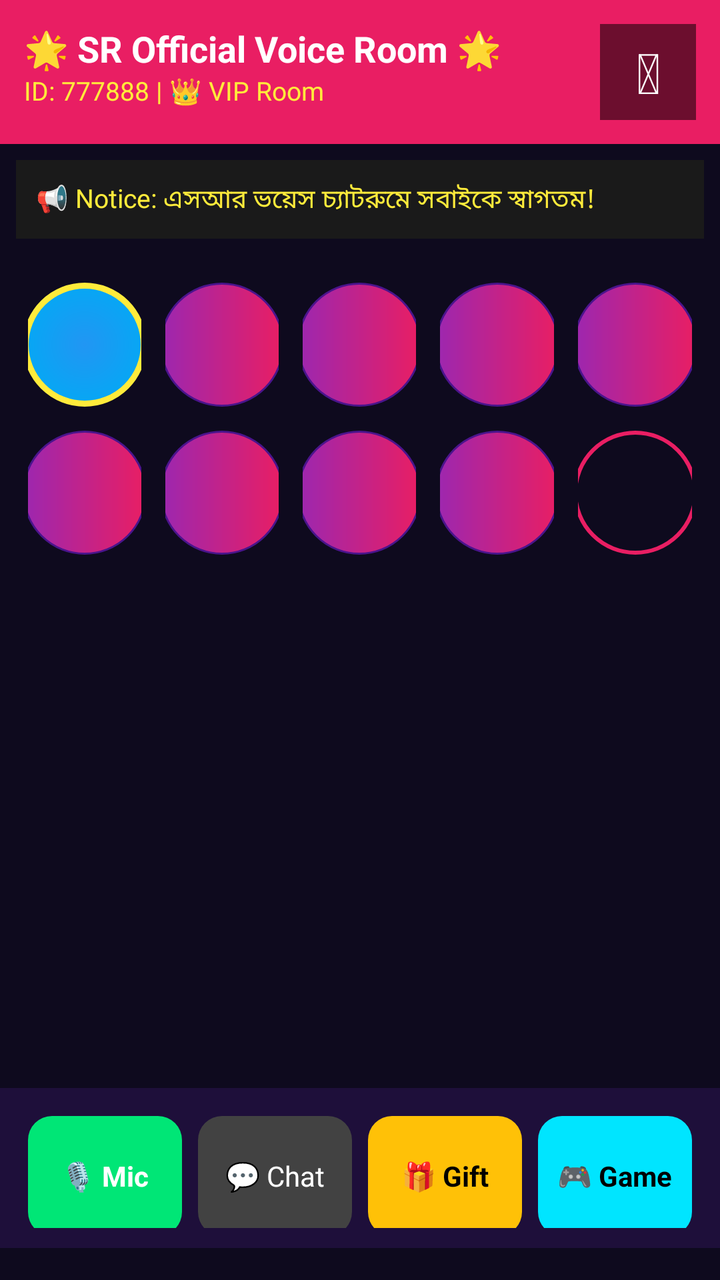
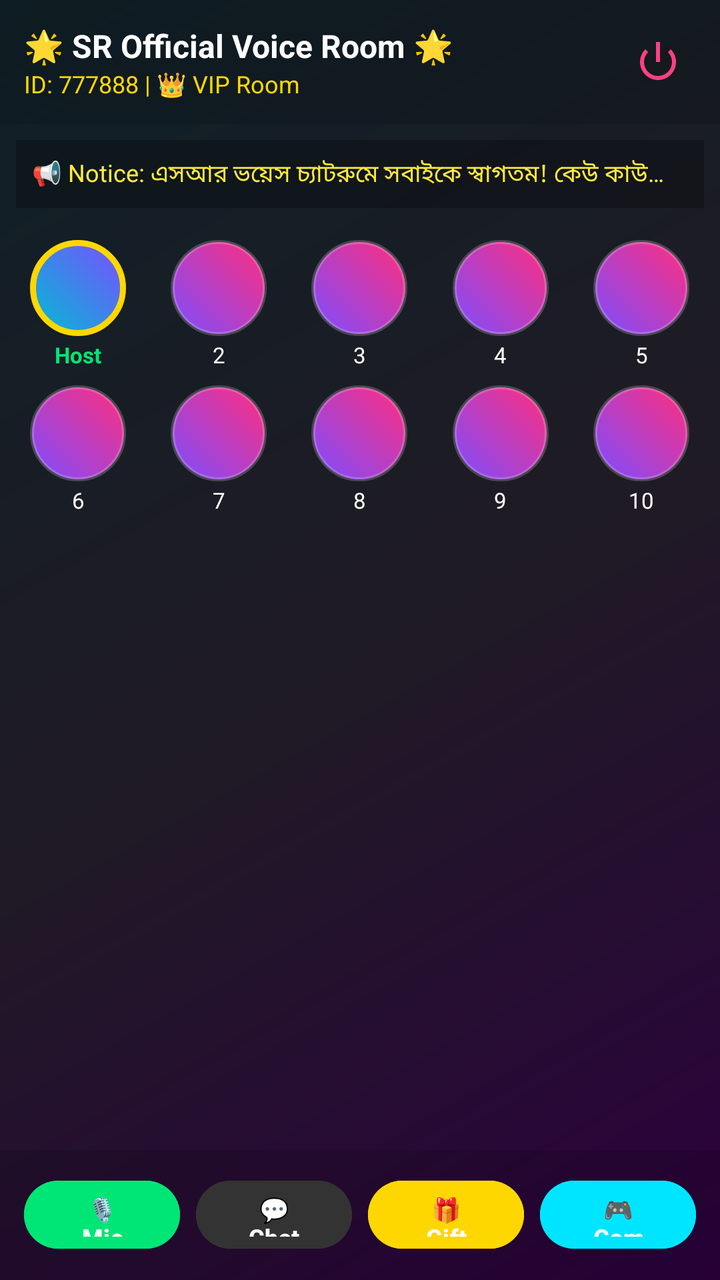

An Android layout rendered at two revisions. The XML below is the earlier revision; the diff shows what the commit changed to produce the second picture.
<!-- AndroidManifest.xml: activity theme Theme.SRVoiceChat -->
<!-- res/layout/activity_voice_room.xml -->
<?xml version="1.0" encoding="utf-8"?>
<RelativeLayout xmlns:android="http://schemas.android.com/apk/res/android"
    android:layout_width="match_parent"
    android:layout_height="match_parent"
    android:background="#0E0A1E"
    android:fitsSystemWindows="true">

    <LinearLayout
        android:id="@+id/topBar"
        android:layout_width="match_parent"
        android:layout_height="wrap_content"
        android:orientation="horizontal"
        android:background="#E91E63"
        android:padding="12dp">

        <LinearLayout
            android:layout_width="0dp"
            android:layout_weight="1"
            android:layout_height="wrap_content"
            android:orientation="vertical">

            <TextView
                android:layout_width="wrap_content"
                android:layout_height="wrap_content"
                android:text="🌟 SR Official Voice Room 🌟"
                android:textColor="#FFFFFF"
                android:textSize="18sp"
                android:textStyle="bold"/>

            <TextView
                android:layout_width="wrap_content"
                android:layout_height="wrap_content"
                android:text="ID: 777888 | 👑 VIP Room"
                android:textColor="#FFEB3B"
                android:textSize="13sp"/>

        </LinearLayout>

        <TextView
            android:id="@+id/btnPower"
            android:layout_width="48dp"
            android:layout_height="48dp"
            android:text="⏻"
            android:textColor="#FFFFFF"
            android:background="#88000000"
            android:textSize="28sp"
            android:gravity="center"/>
    </LinearLayout>

    <TextView
        android:id="@+id/tvNotice"
        android:layout_below="@id/topBar"
        android:layout_width="match_parent"
        android:layout_height="wrap_content"
        android:text="📢 Notice: এসআর ভয়েস চ্যাটরুমে সবাইকে স্বাগতম!"
        android:textColor="#FFEB3B"
        android:background="#1A1A1A"
        android:padding="10dp"
        android:textSize="13sp"
        android:layout_margin="8dp"/>

    <LinearLayout
        android:id="@+id/seatsContainer"
        android:layout_below="@id/tvNotice"
        android:layout_width="match_parent"
        android:layout_height="wrap_content"
        android:orientation="vertical"
        android:padding="8dp">

        <LinearLayout android:layout_width="match_parent" android:layout_height="wrap_content" android:orientation="horizontal" android:weightSum="5" android:gravity="center">
            <FrameLayout android:id="@+id/seat1" android:layout_width="0dp" android:layout_weight="1" android:layout_height="wrap_content" android:padding="6dp">
                <TextView android:layout_width="62dp" android:layout_height="62dp" android:layout_gravity="center" android:background="@drawable/bg_seat_host" />
            </FrameLayout>
            <FrameLayout android:id="@+id/seat2" android:layout_width="0dp" android:layout_weight="1" android:layout_height="wrap_content" android:padding="6dp">
                <TextView android:layout_width="62dp" android:layout_height="62dp" android:layout_gravity="center" android:background="@drawable/bg_seat_normal" />
            </FrameLayout>
            <FrameLayout android:id="@+id/seat3" android:layout_width="0dp" android:layout_weight="1" android:layout_height="wrap_content" android:padding="6dp">
                <TextView android:layout_width="62dp" android:layout_height="62dp" android:layout_gravity="center" android:background="@drawable/bg_seat_normal" />
            </FrameLayout>
            <FrameLayout android:id="@+id/seat4" android:layout_width="0dp" android:layout_weight="1" android:layout_height="wrap_content" android:padding="6dp">
                <TextView android:layout_width="62dp" android:layout_height="62dp" android:layout_gravity="center" android:background="@drawable/bg_seat_normal" />
            </FrameLayout>
            <FrameLayout android:id="@+id/seat5" android:layout_width="0dp" android:layout_weight="1" android:layout_height="wrap_content" android:padding="6dp">
                <TextView android:layout_width="62dp" android:layout_height="62dp" android:layout_gravity="center" android:background="@drawable/bg_seat_normal" />
            </FrameLayout>
        </LinearLayout>

        <LinearLayout android:layout_width="match_parent" android:layout_height="wrap_content" android:orientation="horizontal" android:weightSum="5">
            <FrameLayout android:id="@+id/seat6" android:layout_width="0dp" android:layout_weight="1" android:layout_height="wrap_content" android:padding="6dp">
                <TextView android:layout_width="62dp" android:layout_height="62dp" android:layout_gravity="center" android:background="@drawable/bg_seat_normal" />
            </FrameLayout>
            <FrameLayout android:id="@+id/seat7" android:layout_width="0dp" android:layout_weight="1" android:layout_height="wrap_content" android:padding="6dp">
                <TextView android:layout_width="62dp" android:layout_height="62dp" android:layout_gravity="center" android:background="@drawable/bg_seat_normal" />
            </FrameLayout>
            <FrameLayout android:id="@+id/seat8" android:layout_width="0dp" android:layout_weight="1" android:layout_height="wrap_content" android:padding="6dp">
                <TextView android:layout_width="62dp" android:layout_height="62dp" android:layout_gravity="center" android:background="@drawable/bg_seat_normal" />
            </FrameLayout>
            <FrameLayout android:id="@+id/seat9" android:layout_width="0dp" android:layout_weight="1" android:layout_height="wrap_content" android:padding="6dp">
                <TextView android:layout_width="62dp" android:layout_height="62dp" android:layout_gravity="center" android:background="@drawable/bg_seat_normal" />
            </FrameLayout>
            <FrameLayout android:id="@+id/seat10" android:layout_width="0dp" android:layout_weight="1" android:layout_height="wrap_content" android:padding="6dp">
                <TextView android:layout_width="62dp" android:layout_height="62dp" android:layout_gravity="center" android:background="@drawable/bg_seat_empty" />
            </FrameLayout>
        </LinearLayout>
    </LinearLayout>

    <LinearLayout
        android:id="@+id/bottomBar"
        android:layout_width="match_parent"
        android:layout_height="80dp"
        android:layout_alignParentBottom="true"
        android:orientation="horizontal"
        android:weightSum="4"
        android:padding="10dp"
        android:layout_marginBottom="16dp"
        android:background="#1E0F3A">

        <TextView android:id="@+id/btnMic" android:layout_width="0dp" android:layout_weight="1" android:layout_height="60dp" android:layout_margin="4dp" android:background="@drawable/bg_btn_mic" android:text="🎙️ Mic" android:textColor="#FFFFFF" android:gravity="center" android:textStyle="bold"/>
        <TextView android:id="@+id/btnChat" android:layout_width="0dp" android:layout_weight="1" android:layout_height="60dp" android:layout_margin="4dp" android:background="@drawable/bg_btn_chat" android:text="💬 Chat" android:textColor="#FFFFFF" android:gravity="center"/>
        <TextView android:id="@+id/btnGift" android:layout_width="0dp" android:layout_weight="1" android:layout_height="60dp" android:layout_margin="4dp" android:background="@drawable/bg_btn_gift" android:text="🎁 Gift" android:textColor="#000000" android:gravity="center" android:textStyle="bold"/>
        <TextView android:id="@+id/btnGame" android:layout_width="0dp" android:layout_weight="1" android:layout_height="60dp" android:layout_margin="4dp" android:background="@drawable/bg_btn_game" android:text="🎮 Game" android:textColor="#000000" android:gravity="center" android:textStyle="bold"/>
    </LinearLayout>
</RelativeLayout>
<!-- resources referenced by this layout -->
<resources>
  <!-- drawable bg_btn_chat (drawable) -->
  <?xml version="1.0" encoding="utf-8"?>
  <shape xmlns:android="http://schemas.android.com/apk/res/android" android:shape="rectangle">
      <corners android:radius="12dp"/>
      <solid android:color="#424242"/>
  </shape>
  <!-- drawable bg_btn_game (drawable) -->
  <?xml version="1.0" encoding="utf-8"?>
  <shape xmlns:android="http://schemas.android.com/apk/res/android" android:shape="rectangle">
      <corners android:radius="12dp"/>
      <solid android:color="#00E5FF"/>
  </shape>
  <!-- drawable bg_btn_gift (drawable) -->
  <?xml version="1.0" encoding="utf-8"?>
  <shape xmlns:android="http://schemas.android.com/apk/res/android" android:shape="rectangle">
      <corners android:radius="12dp"/>
      <solid android:color="#FFC107"/>
  </shape>
  <!-- drawable bg_btn_mic (drawable) -->
  <?xml version="1.0" encoding="utf-8"?>
  <shape xmlns:android="http://schemas.android.com/apk/res/android" android:shape="rectangle">
      <corners android:radius="12dp"/>
      <solid android:color="#00E676"/>
  </shape>
  <!-- drawable bg_seat_empty (drawable) -->
  <?xml version="1.0" encoding="utf-8"?>
  <shape xmlns:android="http://schemas.android.com/apk/res/android" android:shape="oval">
      <solid android:color="#00000000"/>
      <stroke android:width="2dp" android:color="#E91E63"/>
  </shape>
  <!-- drawable bg_seat_host (drawable) -->
  <?xml version="1.0" encoding="utf-8"?>
  <shape xmlns:android="http://schemas.android.com/apk/res/android" android:shape="oval">
      <gradient android:startColor="#2196F3" android:endColor="#03A9F4" android:type="radial" android:gradientRadius="100"/>
      <stroke android:width="3dp" android:color="#FFEB3B"/>
  </shape>
  <!-- drawable bg_seat_normal (drawable) -->
  <?xml version="1.0" encoding="utf-8"?>
  <shape xmlns:android="http://schemas.android.com/apk/res/android" android:shape="oval">
      <gradient android:startColor="#9C27B0" android:endColor="#E91E63"/>
      <stroke android:width="1dp" android:color="#4A148C"/>
  </shape>
  <style name="Theme.SRVoiceChat" parent="Theme.Material3.DayNight.NoActionBar">
          <item name="colorPrimary">#FF4081</item>
          <item name="android:statusBarColor">#FF4081</item>
          <item name="android:windowLightStatusBar">true</item>
      </style>
</resources>

<!-- the commit's change to res/layout/activity_voice_room.xml (unified diff, before → after) -->
@@ -1,22 +1,23 @@
 <?xml version="1.0" encoding="utf-8"?>
-<RelativeLayout xmlns:android="http://schemas.android.com/apk/res/android"
+<LinearLayout xmlns:android="http://schemas.android.com/apk/res/android"
     android:layout_width="match_parent"
     android:layout_height="match_parent"
-    android:background="#0E0A1E"
-    android:fitsSystemWindows="true">
+    android:orientation="vertical"
+    android:background="@drawable/voice_room_bg">
 
+    
     <LinearLayout
-        android:id="@+id/topBar"
         android:layout_width="match_parent"
         android:layout_height="wrap_content"
         android:orientation="horizontal"
-        android:background="#E91E63"
-        android:padding="12dp">
+        android:padding="12dp"
+        android:gravity="center_vertical"
+        android:background="#22000000">
 
         <LinearLayout
             android:layout_width="0dp"
+            android:layout_height="wrap_content"
             android:layout_weight="1"
-            android:layout_height="wrap_content"
             android:orientation="vertical">
 
             <TextView
@@ -24,100 +25,171 @@
                 android:layout_height="wrap_content"
                 android:text="🌟 SR Official Voice Room 🌟"
                 android:textColor="#FFFFFF"
-                android:textSize="18sp"
-                android:textStyle="bold"/>
+                android:textSize="16sp"
+                android:textStyle="bold" />
 
             <TextView
                 android:layout_width="wrap_content"
                 android:layout_height="wrap_content"
                 android:text="ID: 777888 | 👑 VIP Room"
-                android:textColor="#FFEB3B"
-                android:textSize="13sp"/>
-
+                android:textColor="#FFD700"
+                android:textSize="12sp" />
         </LinearLayout>
 
-        <TextView
+        
+        <ImageButton
             android:id="@+id/btnPower"
-            android:layout_width="48dp"
-            android:layout_height="48dp"
-            android:text="⏻"
-            android:textColor="#FFFFFF"
-            android:background="#88000000"
-            android:textSize="28sp"
-            android:gravity="center"/>
+            android:layout_width="38dp"
+            android:layout_height="38dp"
+            android:background="?attr/selectableItemBackgroundBorderless"
+            android:src="@android:drawable/ic_lock_power_off"
+            android:tint="#FF4081"
+            android:contentDescription="Power Button" />
     </LinearLayout>
 
+    
     <TextView
-        android:id="@+id/tvNotice"
-        android:layout_below="@id/topBar"
         android:layout_width="match_parent"
         android:layout_height="wrap_content"
-        android:text="📢 Notice: এসআর ভয়েস চ্যাটরুমে সবাইকে স্বাগতম!"
+        android:text="📢 Notice: এসআর ভয়েস চ্যাটরুমে সবাইকে স্বাগতম! কেউ কাউকে অশ্লীল গালিগালাজ করবেন না।"
         android:textColor="#FFEB3B"
-        android:background="#1A1A1A"
-        android:padding="10dp"
-        android:textSize="13sp"
-        android:layout_margin="8dp"/>
+        android:textSize="12sp"
+        android:padding="8dp"
+        android:background="#44000000"
+        android:layout_margin="8dp"
+        android:maxLines="1"
+        android:ellipsize="end"/>
 
-    <LinearLayout
-        android:id="@+id/seatsContainer"
-        android:layout_below="@id/tvNotice"
+    
+    <GridLayout
         android:layout_width="match_parent"
-        android:layout_height="wrap_content"
-        android:orientation="vertical"
-        android:padding="8dp">
+        android:layout_height="0dp"
+        android:layout_weight="1"
+        android:columnCount="5"
+        android:padding="4dp"
+        android:alignmentMode="alignMargins"
+        android:columnOrderPreserved="false"
+        android:gravity="center">
 
-        <LinearLayout android:layout_width="match_parent" android:layout_height="wrap_content" android:orientation="horizontal" android:weightSum="5" android:gravity="center">
-            <FrameLayout android:id="@+id/seat1" android:layout_width="0dp" android:layout_weight="1" android:layout_height="wrap_content" android:padding="6dp">
-                <TextView android:layout_width="62dp" android:layout_height="62dp" android:layout_gravity="center" android:background="@drawable/bg_seat_host" />
-            </FrameLayout>
-            <FrameLayout android:id="@+id/seat2" android:layout_width="0dp" android:layout_weight="1" android:layout_height="wrap_content" android:padding="6dp">
-                <TextView android:layout_width="62dp" android:layout_height="62dp" android:layout_gravity="center" android:background="@drawable/bg_seat_normal" />
-            </FrameLayout>
-            <FrameLayout android:id="@+id/seat3" android:layout_width="0dp" android:layout_weight="1" android:layout_height="wrap_content" android:padding="6dp">
-                <TextView android:layout_width="62dp" android:layout_height="62dp" android:layout_gravity="center" android:background="@drawable/bg_seat_normal" />
-            </FrameLayout>
-            <FrameLayout android:id="@+id/seat4" android:layout_width="0dp" android:layout_weight="1" android:layout_height="wrap_content" android:padding="6dp">
-                <TextView android:layout_width="62dp" android:layout_height="62dp" android:layout_gravity="center" android:background="@drawable/bg_seat_normal" />
-            </FrameLayout>
-            <FrameLayout android:id="@+id/seat5" android:layout_width="0dp" android:layout_weight="1" android:layout_height="wrap_content" android:padding="6dp">
-                <TextView android:layout_width="62dp" android:layout_height="62dp" android:layout_gravity="center" android:background="@drawable/bg_seat_normal" />
-            </FrameLayout>
+        
+        <LinearLayout android:layout_width="0dp" android:layout_height="wrap_content" android:layout_columnWeight="1" android:orientation="vertical" android:gravity="center" android:layout_margin="4dp">
+            <View android:id="@+id/seat1" android:layout_width="48dp" android:layout_height="48dp" android:background="@drawable/seat_circle_active"/>
+            <TextView android:layout_width="wrap_content" android:layout_height="wrap_content" android:text="Host" android:textColor="#00E676" android:textSize="11sp" android:textStyle="bold" android:layout_marginTop="2dp"/>
         </LinearLayout>
 
-        <LinearLayout android:layout_width="match_parent" android:layout_height="wrap_content" android:orientation="horizontal" android:weightSum="5">
-            <FrameLayout android:id="@+id/seat6" android:layout_width="0dp" android:layout_weight="1" android:layout_height="wrap_content" android:padding="6dp">
-                <TextView android:layout_width="62dp" android:layout_height="62dp" android:layout_gravity="center" android:background="@drawable/bg_seat_normal" />
-            </FrameLayout>
-            <FrameLayout android:id="@+id/seat7" android:layout_width="0dp" android:layout_weight="1" android:layout_height="wrap_content" android:padding="6dp">
-                <TextView android:layout_width="62dp" android:layout_height="62dp" android:layout_gravity="center" android:background="@drawable/bg_seat_normal" />
-            </FrameLayout>
-            <FrameLayout android:id="@+id/seat8" android:layout_width="0dp" android:layout_weight="1" android:layout_height="wrap_content" android:padding="6dp">
-                <TextView android:layout_width="62dp" android:layout_height="62dp" android:layout_gravity="center" android:background="@drawable/bg_seat_normal" />
-            </FrameLayout>
-            <FrameLayout android:id="@+id/seat9" android:layout_width="0dp" android:layout_weight="1" android:layout_height="wrap_content" android:padding="6dp">
-                <TextView android:layout_width="62dp" android:layout_height="62dp" android:layout_gravity="center" android:background="@drawable/bg_seat_normal" />
-            </FrameLayout>
-            <FrameLayout android:id="@+id/seat10" android:layout_width="0dp" android:layout_weight="1" android:layout_height="wrap_content" android:padding="6dp">
-                <TextView android:layout_width="62dp" android:layout_height="62dp" android:layout_gravity="center" android:background="@drawable/bg_seat_empty" />
-            </FrameLayout>
+        
+        <LinearLayout android:layout_width="0dp" android:layout_height="wrap_content" android:layout_columnWeight="1" android:orientation="vertical" android:gravity="center" android:layout_margin="4dp">
+            <View android:id="@+id/seat2" android:layout_width="48dp" android:layout_height="48dp" android:background="@drawable/seat_circle_normal"/>
+            <TextView android:layout_width="wrap_content" android:layout_height="wrap_content" android:text="2" android:textColor="#FFFFFF" android:textSize="11sp" android:layout_marginTop="2dp"/>
         </LinearLayout>
+
+        
+        <LinearLayout android:layout_width="0dp" android:layout_height="wrap_content" android:layout_columnWeight="1" android:orientation="vertical" android:gravity="center" android:layout_margin="4dp">
+            <View android:id="@+id/seat3" android:layout_width="48dp" android:layout_height="48dp" android:background="@drawable/seat_circle_normal"/>
+            <TextView android:layout_width="wrap_content" android:layout_height="wrap_content" android:text="3" android:textColor="#FFFFFF" android:textSize="11sp" android:layout_marginTop="2dp"/>
+        </LinearLayout>
+
+        
+        <LinearLayout android:layout_width="0dp" android:layout_height="wrap_content" android:layout_columnWeight="1" android:orientation="vertical" android:gravity="center" android:layout_margin="4dp">
+            <View android:id="@+id/seat4" android:layout_width="48dp" android:layout_height="48dp" android:background="@drawable/seat_circle_normal"/>
+            <TextView android:layout_width="wrap_content" android:layout_height="wrap_content" android:text="4" android:textColor="#FFFFFF" android:textSize="11sp" android:layout_marginTop="2dp"/>
+        </LinearLayout>
+
+        
+        <LinearLayout android:layout_width="0dp" android:layout_height="wrap_content" android:layout_columnWeight="1" android:orientation="vertical" android:gravity="center" android:layout_margin="4dp">
+            <View android:id="@+id/seat5" android:layout_width="48dp" android:layout_height="48dp" android:background="@drawable/seat_circle_normal"/>
+            <TextView android:layout_width="wrap_content" android:layout_height="wrap_content" android:text="5" android:textColor="#FFFFFF" android:textSize="11sp" android:layout_marginTop="2dp"/>
+        </LinearLayout>
+
+        
+        <LinearLayout android:layout_width="0dp" android:layout_height="wrap_content" android:layout_columnWeight="1" android:orientation="vertical" android:gravity="center" android:layout_margin="4dp">
+            <View android:id="@+id/seat6" android:layout_width="48dp" android:layout_height="48dp" android:background="@drawable/seat_circle_normal"/>
+            <TextView android:layout_width="wrap_content" android:layout_height="wrap_content" android:text="6" android:textColor="#FFFFFF" android:textSize="11sp" android:layout_marginTop="2dp"/>
+        </LinearLayout>
+
+        
+        <LinearLayout android:layout_width="0dp" android:layout_height="wrap_content" android:layout_columnWeight="1" android:orientation="vertical" android:gravity="center" android:layout_margin="4dp">
+            <View android:id="@+id/seat7" android:layout_width="48dp" android:layout_height="48dp" android:background="@drawable/seat_circle_normal"/>
+            <TextView android:layout_width="wrap_content" android:layout_height="wrap_content" android:text="7" android:textColor="#FFFFFF" android:textSize="11sp" android:layout_marginTop="2dp"/>
+        </LinearLayout>
+
+        
+        <LinearLayout android:layout_width="0dp" android:layout_height="wrap_content" android:layout_columnWeight="1" android:orientation="vertical" android:gravity="center" android:layout_margin="4dp">
+            <View android:id="@+id/seat8" android:layout_width="48dp" android:layout_height="48dp" android:background="@drawable/seat_circle_normal"/>
+            <TextView android:layout_width="wrap_content" android:layout_height="wrap_content" android:text="8" android:textColor="#FFFFFF" android:textSize="11sp" android:layout_marginTop="2dp"/>
+        </LinearLayout>
+
+        
+        <LinearLayout android:layout_width="0dp" android:layout_height="wrap_content" android:layout_columnWeight="1" android:orientation="vertical" android:gravity="center" android:layout_margin="4dp">
+            <View android:id="@+id/seat9" android:layout_width="48dp" android:layout_height="48dp" android:background="@drawable/seat_circle_normal"/>
+            <TextView android:layout_width="wrap_content" android:layout_height="wrap_content" android:text="9" android:textColor="#FFFFFF" android:textSize="11sp" android:layout_marginTop="2dp"/>
+        </LinearLayout>
+
+        
+        <LinearLayout android:layout_width="0dp" android:layout_height="wrap_content" android:layout_columnWeight="1" android:orientation="vertical" android:gravity="center" android:layout_margin="4dp">
+            <View android:id="@+id/seat10" android:layout_width="48dp" android:layout_height="48dp" android:background="@drawable/seat_circle_normal"/>
+            <TextView android:layout_width="wrap_content" android:layout_height="wrap_content" android:text="10" android:textColor="#FFFFFF" android:textSize="11sp" android:layout_marginTop="2dp"/>
+        </LinearLayout>
+
+    </GridLayout>
+
+    
+    <LinearLayout
+        android:layout_width="match_parent"
+        android:layout_height="65dp"
+        android:orientation="horizontal"
+        android:background="#22000000"
+        android:gravity="center"
+        android:paddingHorizontal="8dp">
+
+        <Button
+            android:id="@+id/btnMicToggle"
+            android:layout_width="0dp"
+            android:layout_height="42dp"
+            android:layout_weight="1"
+            android:text="🎙️ Mic"
+            android:textColor="#FFFFFF"
+            android:textSize="12sp"
+            android:backgroundTint="#00E676"
+            android:layout_marginHorizontal="4dp"
+            android:textStyle="bold"/>
+
+        <Button
+            android:id="@+id/btnChatOption"
+            android:layout_width="0dp"
+            android:layout_height="42dp"
+            android:layout_weight="1"
+            android:text="💬 Chat"
+            android:textColor="#FFFFFF"
+            android:textSize="12sp"
+            android:backgroundTint="#333333"
+            android:layout_marginHorizontal="4dp"
+            android:textStyle="bold"/>
+
+        <Button
+            android:id="@+id/btnGiftBox"
+            android:layout_width="0dp"
+            android:layout_height="42dp"
+            android:layout_weight="1"
+            android:text="🎁 Gift"
+            android:textColor="#FFFFFF"
+            android:textSize="12sp"
+            android:backgroundTint="#FFD700"
+            android:layout_marginHorizontal="4dp"
+            android:textStyle="bold"/>
+
+        <Button
+            android:id="@+id/btnGameBox"
+            android:layout_width="0dp"
+            android:layout_height="42dp"
+            android:layout_weight="1"
+            android:text="🎮 Game"
+            android:textColor="#FFFFFF"
+            android:textSize="12sp"
+            android:backgroundTint="#00E5FF"
+            android:layout_marginHorizontal="4dp"
+            android:textStyle="bold"/>
+
     </LinearLayout>
 
-    <LinearLayout
-        android:id="@+id/bottomBar"
-        android:layout_width="match_parent"
-        android:layout_height="80dp"
-        android:layout_alignParentBottom="true"
-        android:orientation="horizontal"
-        android:weightSum="4"
-        android:padding="10dp"
-        android:layout_marginBottom="16dp"
-        android:background="#1E0F3A">
-
-        <TextView android:id="@+id/btnMic" android:layout_width="0dp" android:layout_weight="1" android:layout_height="60dp" android:layout_margin="4dp" android:background="@drawable/bg_btn_mic" android:text="🎙️ Mic" android:textColor="#FFFFFF" android:gravity="center" android:textStyle="bold"/>
-        <TextView android:id="@+id/btnChat" android:layout_width="0dp" android:layout_weight="1" android:layout_height="60dp" android:layout_margin="4dp" android:background="@drawable/bg_btn_chat" android:text="💬 Chat" android:textColor="#FFFFFF" android:gravity="center"/>
-        <TextView android:id="@+id/btnGift" android:layout_width="0dp" android:layout_weight="1" android:layout_height="60dp" android:layout_margin="4dp" android:background="@drawable/bg_btn_gift" android:text="🎁 Gift" android:textColor="#000000" android:gravity="center" android:textStyle="bold"/>
-        <TextView android:id="@+id/btnGame" android:layout_width="0dp" android:layout_weight="1" android:layout_height="60dp" android:layout_margin="4dp" android:background="@drawable/bg_btn_game" android:text="🎮 Game" android:textColor="#000000" android:gravity="center" android:textStyle="bold"/>
-    </LinearLayout>
-</RelativeLayout>
+</LinearLayout>
<!-- resource entries referenced after the edit -->
@@ -1,46 +1,26 @@
 <!-- resources referenced by this layout -->
 <resources>
-  <!-- drawable bg_btn_chat (drawable) -->
-  <?xml version="1.0" encoding="utf-8"?>
-  <shape xmlns:android="http://schemas.android.com/apk/res/android" android:shape="rectangle">
-      <corners android:radius="12dp"/>
-      <solid android:color="#424242"/>
-  </shape>
-  <!-- drawable bg_btn_game (drawable) -->
-  <?xml version="1.0" encoding="utf-8"?>
-  <shape xmlns:android="http://schemas.android.com/apk/res/android" android:shape="rectangle">
-      <corners android:radius="12dp"/>
-      <solid android:color="#00E5FF"/>
-  </shape>
-  <!-- drawable bg_btn_gift (drawable) -->
-  <?xml version="1.0" encoding="utf-8"?>
-  <shape xmlns:android="http://schemas.android.com/apk/res/android" android:shape="rectangle">
-      <corners android:radius="12dp"/>
-      <solid android:color="#FFC107"/>
-  </shape>
-  <!-- drawable bg_btn_mic (drawable) -->
-  <?xml version="1.0" encoding="utf-8"?>
-  <shape xmlns:android="http://schemas.android.com/apk/res/android" android:shape="rectangle">
-      <corners android:radius="12dp"/>
-      <solid android:color="#00E676"/>
-  </shape>
-  <!-- drawable bg_seat_empty (drawable) -->
+  <!-- drawable seat_circle_active (drawable) -->
   <?xml version="1.0" encoding="utf-8"?>
   <shape xmlns:android="http://schemas.android.com/apk/res/android" android:shape="oval">
-      <solid android:color="#00000000"/>
-      <stroke android:width="2dp" android:color="#E91E63"/>
+      <gradient android:startColor="#00BCD4" android:endColor="#7C4DFF" android:angle="45"/>
+      <stroke android:width="3dp" android:color="#FFD700"/>
   </shape>
-  <!-- drawable bg_seat_host (drawable) -->
+  <!-- drawable seat_circle_normal (drawable) -->
   <?xml version="1.0" encoding="utf-8"?>
   <shape xmlns:android="http://schemas.android.com/apk/res/android" android:shape="oval">
-      <gradient android:startColor="#2196F3" android:endColor="#03A9F4" android:type="radial" android:gradientRadius="100"/>
-      <stroke android:width="3dp" android:color="#FFEB3B"/>
+      <gradient android:startColor="#7C4DFF" android:endColor="#FF2E7E" android:angle="45"/>
+      <stroke android:width="2dp" android:color="#33FFFFFF"/>
   </shape>
-  <!-- drawable bg_seat_normal (drawable) -->
+  <!-- drawable voice_room_bg (drawable) -->
   <?xml version="1.0" encoding="utf-8"?>
-  <shape xmlns:android="http://schemas.android.com/apk/res/android" android:shape="oval">
-      <gradient android:startColor="#9C27B0" android:endColor="#E91E63"/>
-      <stroke android:width="1dp" android:color="#4A148C"/>
+  <shape xmlns:android="http://schemas.android.com/apk/res/android">
+      <gradient
+          android:angle="135"
+          android:startColor="#2C003E"
+          android:centerColor="#1F1B24"
+          android:endColor="#0F2027"
+          android:type="linear" />
   </shape>
   <style name="Theme.SRVoiceChat" parent="Theme.Material3.DayNight.NoActionBar">
           <item name="colorPrimary">#FF4081</item>
